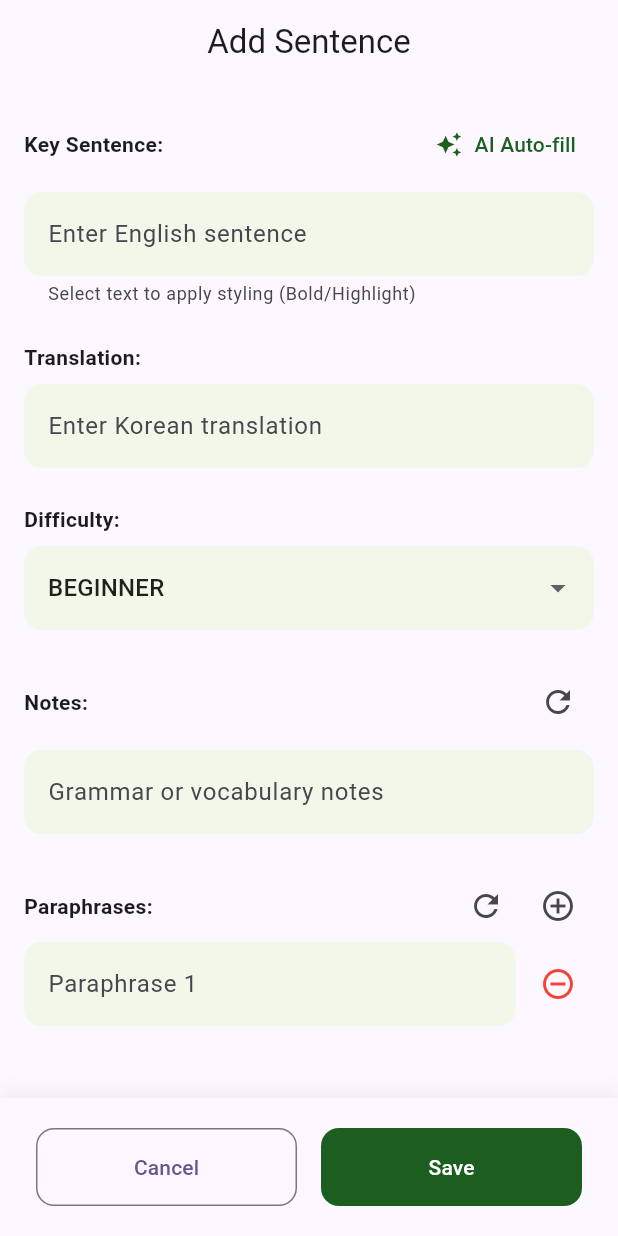
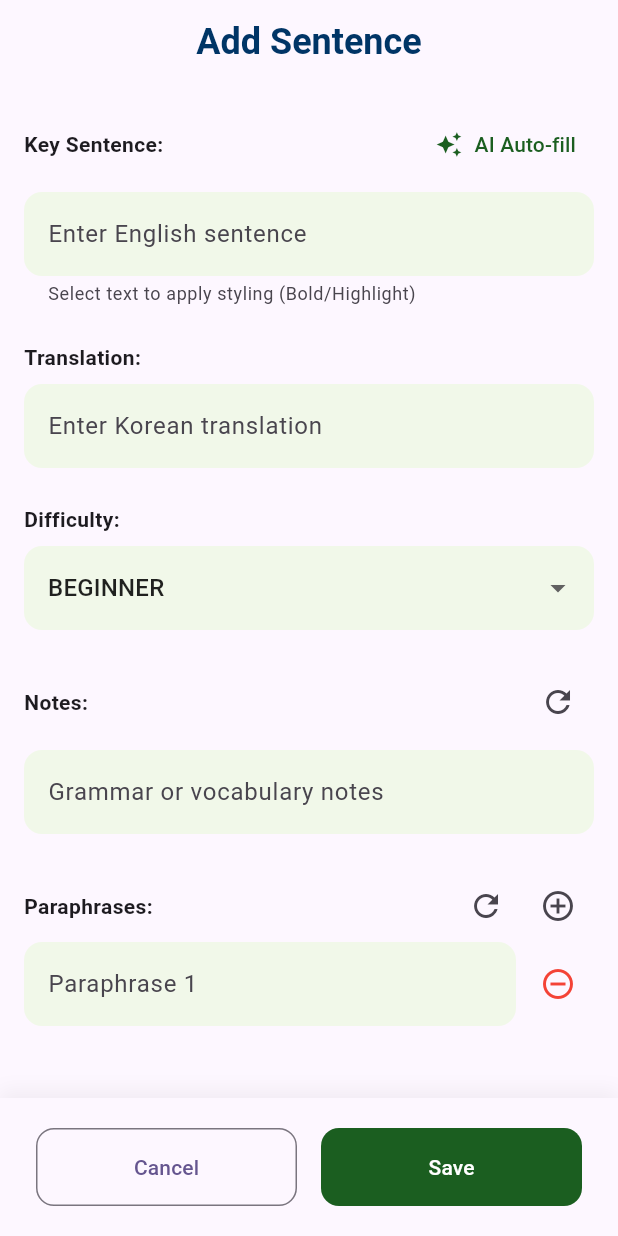
Before and after one commit to jaeyp/lingo-pocket, a Flutter app: the SentenceEditScreen screen opened by its route, on a phone screen of 412 x 824 dp. Run offline on Flutter 3.47's test engine with Material 3 defaults, Android fonts, the phone set to English and light mode, and no system bars; our stand-ins replace camera, drift, file_picker, flutter_dotenv, flutter_riverpod, flutter_slidable and 6 more; missing offline and left inert: apple_vision_commons, apple_vision_recognize_text, googleai_dart; accounts and stored records are empty; generated files the repository leaves out were written again.

Commit message:
minor UI polishing

```diff
--- a/lib/core/theme/app_theme.dart
+++ b/lib/core/theme/app_theme.dart
@@ -1,6 +1,8 @@
 import 'package:flutter/material.dart';
 
 class AppTheme {
+  static const brandColor = Color(0xFF003566);
+
   static final lightTheme = ThemeData(
     useMaterial3: true,
     colorScheme: ColorScheme.fromSeed(
@@ -9,6 +11,11 @@ class AppTheme {
     ),
     appBarTheme: const AppBarTheme(
       centerTitle: true,
+      titleTextStyle: TextStyle(
+        fontSize: 24,
+        fontWeight: FontWeight.bold,
+        color: brandColor,
+      ),
     ),
   );
 
@@ -20,6 +27,11 @@ class AppTheme {
     ),
     appBarTheme: const AppBarTheme(
       centerTitle: true,
+      titleTextStyle: TextStyle(
+        fontSize: 24,
+        fontWeight: FontWeight.bold,
+        color: Colors.white,
+      ),
     ),
   );
 }
```
